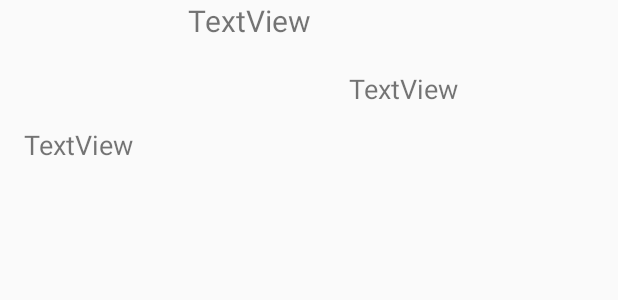
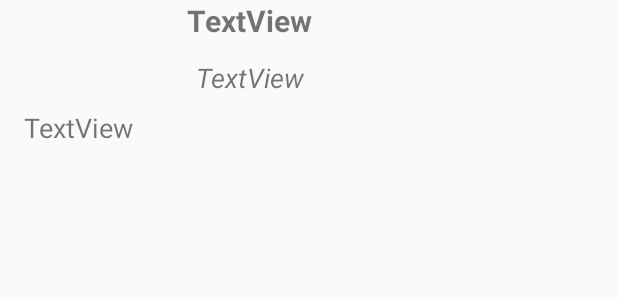
Before and after one commit to GabrielGrimberg/TrendingNow, an Android app: the layout list_record.xml on its own in the app's theme, with its tools: preview values and no code run, on a phone screen of 412 x 824 dp. Shown: the top 300 px of the screen. Run offline under Robolectric (Android 15) with nearby library versions, the phone set to English and light mode, and no system bars.

```diff
--- a/TrendingNow/app/src/main/res/layout/list_record.xml
+++ b/TrendingNow/app/src/main/res/layout/list_record.xml
@@ -14,19 +14,22 @@
         android:text="TextView"
         android:textAlignment="center"
         android:textSize="20sp"
+        android:textStyle="bold"
         tools:layout_editor_absoluteX="14dp"
         tools:layout_editor_absoluteY="16dp" />
 
     <TextView
         android:id="@+id/tvArist"
-        android:layout_width="97dp"
+        android:layout_width="332dp"
         android:layout_height="20dp"
-        android:layout_marginRight="2dp"
-        android:layout_marginTop="17dp"
+        android:layout_marginEnd="130dp"
+        android:layout_marginTop="10dp"
         android:text="TextView"
+        android:textAlignment="center"
         android:textSize="18sp"
-        app:layout_constraintRight_toRightOf="@+id/tvName"
-        app:layout_constraintTop_toBottomOf="@+id/tvName" />
+        android:textStyle="italic"
+        app:layout_constraintTop_toBottomOf="@+id/tvName"
+        tools:layout_editor_absoluteX="14dp" />
 
     <TextView
         android:id="@+id/tvSummary"
@@ -34,11 +37,13 @@
         android:layout_height="wrap_content"
         android:layout_marginLeft="16dp"
         android:layout_marginRight="16dp"
-        android:layout_marginTop="17dp"
+        android:layout_marginTop="13dp"
         android:text="TextView"
         android:textSize="18sp"
         app:layout_constraintLeft_toLeftOf="parent"
         app:layout_constraintRight_toRightOf="parent"
         app:layout_constraintTop_toBottomOf="@+id/tvArist"
-        app:layout_constraintHorizontal_bias="0.0" />
+        app:layout_constraintHorizontal_bias="0.0"
+        android:layout_marginStart="16dp"
+        android:layout_marginEnd="16dp" />
 </android.support.constraint.ConstraintLayout>
```
Also changed, not shown: TrendingNow/app/src/main/java/com/gabrielgrimberg/trendingnow/MainActivity.java (+36 -9 lines).
